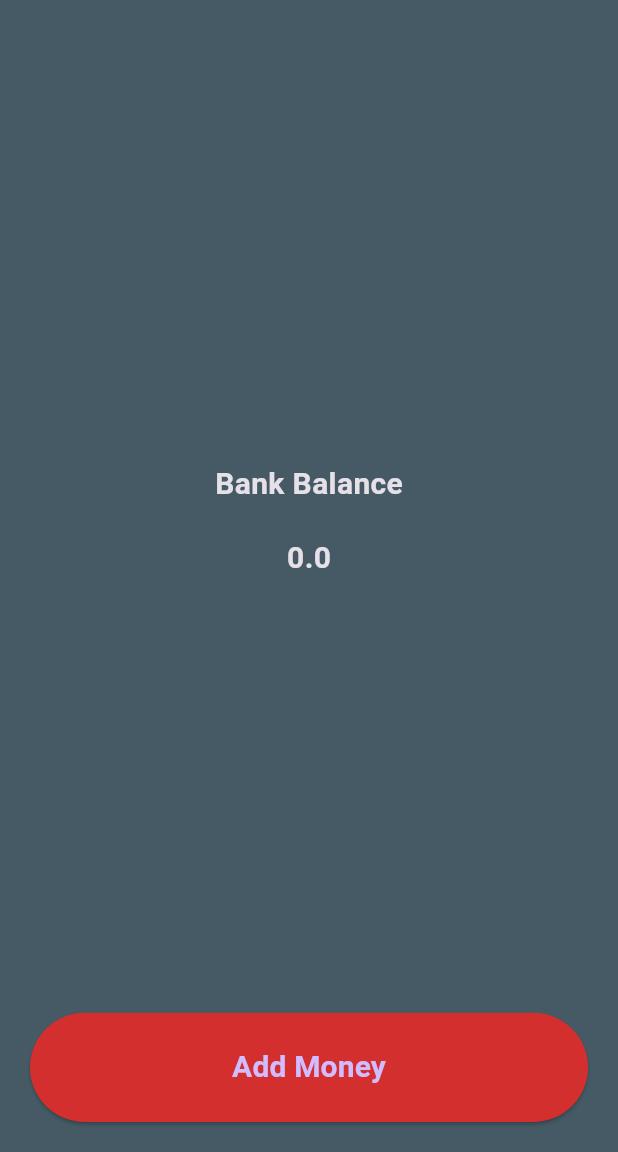
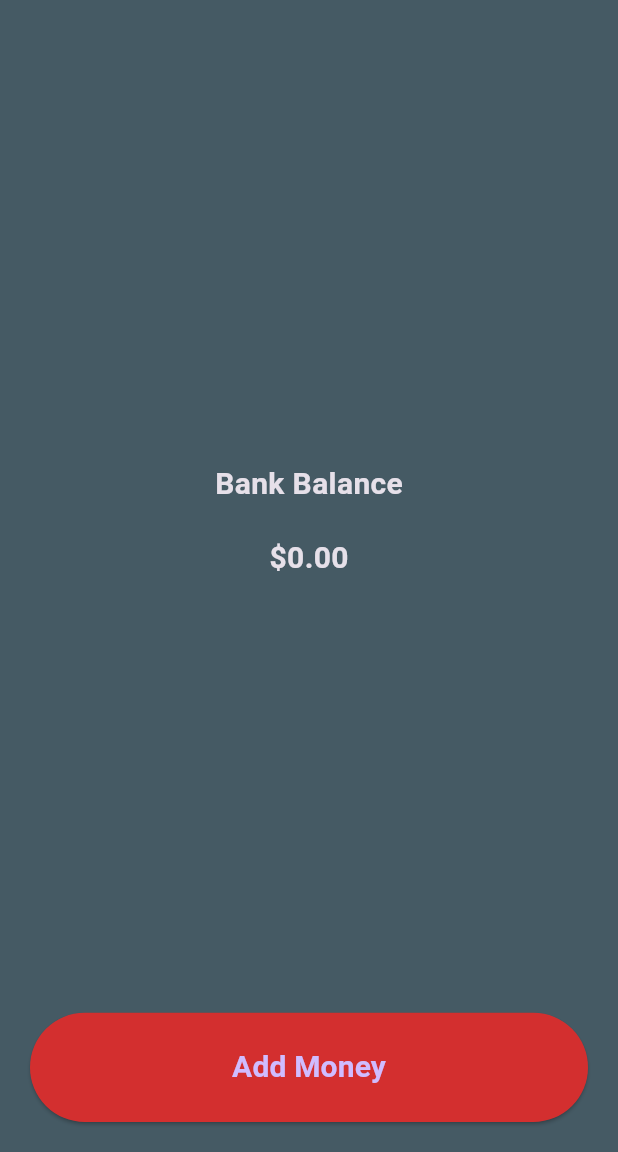
Before and after one commit to Alfas1511/flutter-billionaire-app, a Flutter app: the screen it shows after launch, on a phone screen of 412 x 824 dp, the part 84-1236 px from its top. Run offline on Flutter 3.47's test engine with Material 3 defaults, Android fonts, the phone set to English and light mode, and no system bars; our stand-ins replace shared_preferences.

```diff
--- a/lib/balance_view.dart
+++ b/lib/balance_view.dart
@@ -1,4 +1,5 @@
 import 'package:flutter/material.dart';
+import 'package:intl/intl.dart';
 
 class BalanceView extends StatelessWidget {
   final double balance;
@@ -17,7 +18,7 @@ class BalanceView extends StatelessWidget {
           ),
           SizedBox(height: 20),
           Text(
-            '$balance',
+            '${NumberFormat.simpleCurrency().format(balance)}',
             style: TextStyle(fontWeight: FontWeight.bold, fontSize: 20),
           ),
           // SizedBox(height: 10),
--- a/pubspec.yaml
+++ b/pubspec.yaml
@@ -35,6 +35,7 @@ dependencies:
   # Use with the CupertinoIcons class for iOS style icons.
   cupertino_icons: ^1.0.8
   shared_preferences: ^2.5.3
+  intl: ^0.20.2
 
 dev_dependencies:
   flutter_test:
@@ -59,9 +60,8 @@ flutter:
   uses-material-design: true
 
   # To add assets to your application, add an assets section, like this:
-  # assets:
-  #   - images/a_dot_burr.jpeg
-  #   - images/a_dot_ham.jpeg
+  assets:
+    - assets/images/
 
   # An image asset can refer to one or more resolution-specific "variants", see
   # https://flutter.dev/to/resolution-aware-images
```
Also changed, not shown: assets/images/logo.png (added), pubspec.lock, 45 other files.
